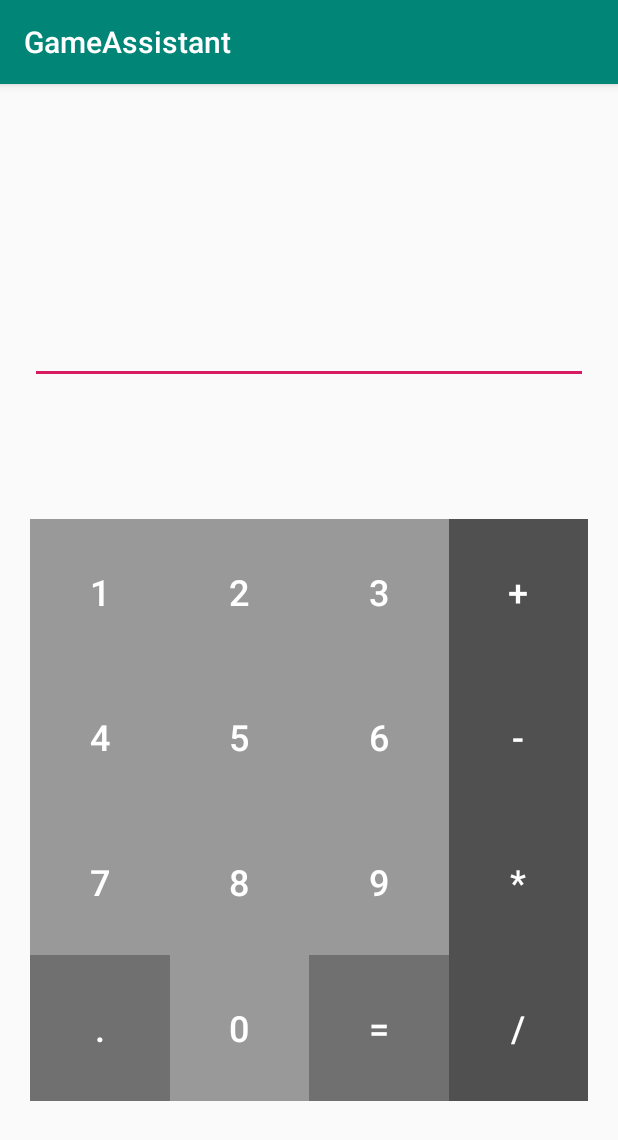
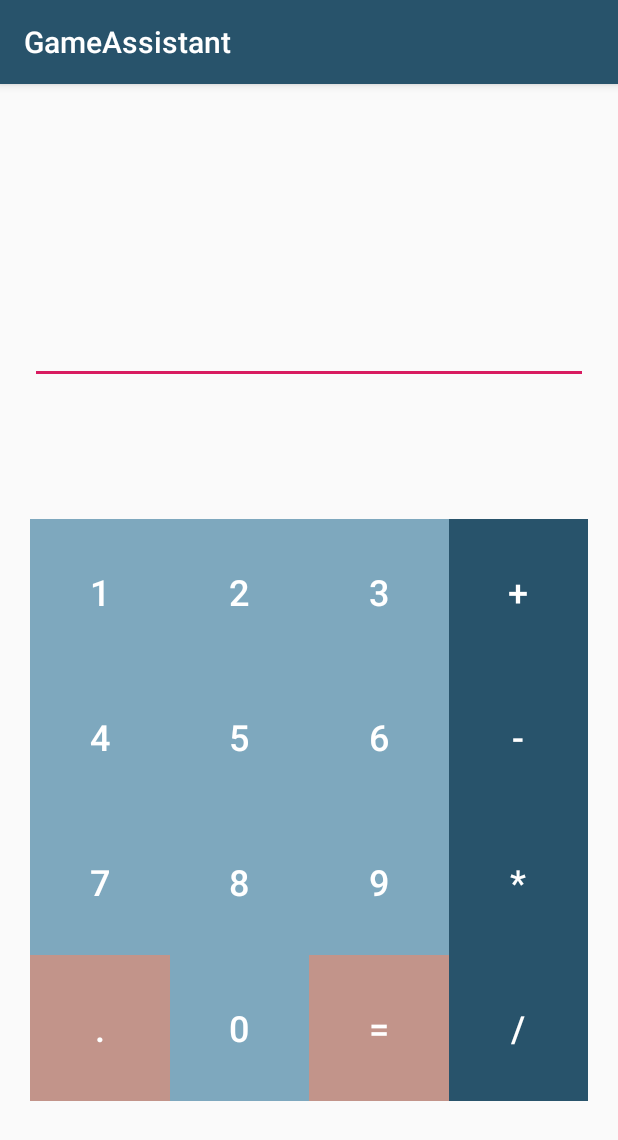
Before and after one commit to Hotzenplotz1337/App, an Android app: the Rechner screen opened directly, with no data from a screen before it, on a phone screen of 412 x 824 dp. Shown: the top 1140 px of the screen. Run offline under Robolectric (Android 15) with nearby library versions, the phone set to English and light mode, and no system bars.

Commit message:
Farben Taschenrechner geändert

```diff
--- a/app/src/main/res/layout/activity_rechner.xml
+++ b/app/src/main/res/layout/activity_rechner.xml
@@ -51,7 +51,7 @@
                 android:layout_column="0"
                 android:layout_columnWeight="1"
                 android:layout_gravity="fill"
-                android:background="@color/calc1"
+                android:background="@color/col3"
                 android:onClick="press1"
                 android:text="1"
                 android:textColor="@color/calc4"
@@ -66,7 +66,7 @@
                 android:layout_column="1"
                 android:layout_columnWeight="1"
                 android:layout_gravity="fill"
-                android:background="@color/calc1"
+                android:background="@color/col3"
                 android:onClick="press2"
                 android:text="2"
                 android:textColor="@color/calc4"
@@ -81,7 +81,7 @@
                 android:layout_column="2"
                 android:layout_columnWeight="1"
                 android:layout_gravity="fill"
-                android:background="@color/calc1"
+                android:background="@color/col3"
                 android:onClick="press3"
                 android:text="3"
                 android:textColor="@color/calc4"
@@ -96,7 +96,7 @@
                 android:layout_column="3"
                 android:layout_columnWeight="1"
                 android:layout_gravity="fill"
-                android:background="@color/calc3"
+                android:background="@color/col1"
                 android:onClick="pressPlus"
                 android:text="+"
                 android:textColor="@color/calc4"
@@ -113,7 +113,7 @@
                 android:layout_column="0"
                 android:layout_columnWeight="1"
                 android:layout_gravity="fill"
-                android:background="@color/calc1"
+                android:background="@color/col3"
                 android:onClick="press4"
                 android:text="4"
                 android:textColor="@color/calc4"
@@ -128,7 +128,7 @@
                 android:layout_column="1"
                 android:layout_columnWeight="1"
                 android:layout_gravity="fill"
-                android:background="@color/calc1"
+                android:background="@color/col3"
                 android:onClick="press5"
                 android:text="5"
                 android:textColor="@color/calc4"
@@ -143,7 +143,7 @@
                 android:layout_column="2"
                 android:layout_columnWeight="1"
                 android:layout_gravity="fill"
-                android:background="@color/calc1"
+                android:background="@color/col3"
                 android:onClick="press6"
                 android:text="6"
                 android:textColor="@color/calc4"
@@ -158,7 +158,7 @@
                 android:layout_column="3"
                 android:layout_columnWeight="1"
                 android:layout_gravity="fill"
-                android:background="@color/calc3"
+                android:background="@color/col1"
                 android:onClick="pressMinus"
                 android:text="-"
                 android:textColor="@color/calc4"
@@ -175,7 +175,7 @@
                 android:layout_column="0"
                 android:layout_columnWeight="1"
                 android:layout_gravity="fill"
-                android:background="@color/calc1"
+                android:background="@color/col3"
                 android:onClick="press7"
                 android:text="7"
                 android:textColor="@color/calc4"
@@ -190,7 +190,7 @@
                 android:layout_column="1"
                 android:layout_columnWeight="1"
                 android:layout_gravity="fill"
-                android:background="@color/calc1"
+                android:background="@color/col3"
                 android:onClick="press8"
                 android:text="8"
                 android:textColor="@color/calc4"
@@ -205,7 +205,7 @@
                 android:layout_column="2"
                 android:layout_columnWeight="1"
                 android:layout_gravity="fill"
-                android:background="@color/calc1"
+                android:background="@color/col3"
                 android:onClick="press9"
                 android:text="9"
                 android:textColor="@color/calc4"
@@ -220,7 +220,7 @@
                 android:layout_column="3"
                 android:layout_columnWeight="1"
                 android:layout_gravity="fill"
-                android:background="@color/calc3"
+                android:background="@color/col1"
                 android:onClick="pressMal"
                 android:text="*"
                 android:textColor="@color/calc4"
@@ -237,7 +237,7 @@
                 android:layout_column="0"
                 android:layout_columnWeight="1"
                 android:layout_gravity="fill"
-                android:background="@color/calc2"
+                android:background="@color/col2"
                 android:onClick="pressKomma"
                 android:text="."
                 android:textColor="@color/calc4"
@@ -252,7 +252,7 @@
                 android:layout_column="1"
                 android:layout_columnWeight="1"
                 android:layout_gravity="fill"
-                android:background="@color/calc1"
+                android:background="@color/col3"
                 android:onClick="press0"
                 android:text="0"
                 android:textColor="@color/calc4"
@@ -267,7 +267,7 @@
                 android:layout_column="2"
                 android:layout_columnWeight="1"
                 android:layout_gravity="fill"
-                android:background="@color/calc2"
+                android:background="@color/col2"
                 android:onClick="pressGleich"
                 android:text="="
                 android:textColor="@color/calc4"
@@ -282,7 +282,7 @@
                 android:layout_column="3"
                 android:layout_columnWeight="1"
                 android:layout_gravity="fill"
-                android:background="@color/calc3"
+                android:background="@color/col1"
                 android:onClick="pressGeteilt"
                 android:text="/"
                 android:textColor="@color/calc4"
--- a/app/src/main/res/values/colors.xml
+++ b/app/src/main/res/values/colors.xml
@@ -1,6 +1,6 @@
 <?xml version="1.0" encoding="utf-8"?>
 <resources>
-    <color name="colorPrimary">#008577</color>
+    <color name="colorPrimary">#28536B</color>
     <color name="colorPrimaryDark">#00574B</color>
     <color name="colorAccent">#D81B60</color>
     <color name="calc1">#999999</color>
```
